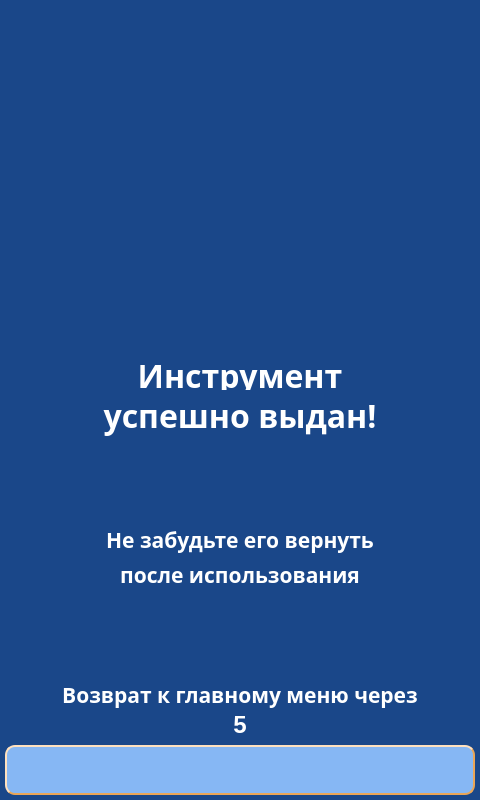
This is client/GUI/ui/screen_11_tool_issued.ui in komrade2801/AutoSklad as Qt 5 draws it before an edit. The edited form follows.
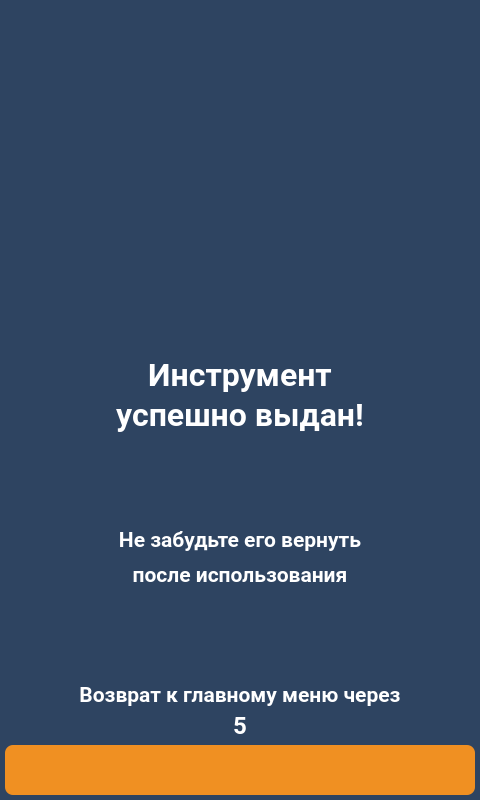
This is the edited form. Icons and pictures are not drawn.

Commit message: changed client UI style

Diff of the .ui file:
```diff
--- a/client/GUI/ui/screen_11_tool_issued.ui
+++ b/client/GUI/ui/screen_11_tool_issued.ui
@@ -14,7 +14,36 @@
    <string>screen_11_tool_issued</string>
   </property>
   <property name="styleSheet">
-   <string notr="true">background-color: #1A4789;</string>
+   <string notr="true">QWidget{
+	background-color: #2e4461;
+}
+QLabel {
+	background: none;
+	color: #FFFFFF;
+	border-width: 0px;
+	border-radius: 0px;
+	font-family: &quot;Roboto&quot;, Sans-serif;
+}
+#background {
+	color: #FFFFFF;
+	background-color: #2e4461;
+	border-width: 2px;
+	border-style: groove;
+	border-color: #ff9923;
+	border-radius: 0px;
+	font-family: &quot;Roboto&quot;, Sans-serif;
+}
+QPushButton {
+	color: #FFFFFF;
+	background-color: #f09022;
+	border-width: 0px;
+	border-style: outset;
+	border-color: #EAA657;
+	border-radius: 8px;
+	font-weight: 600;
+    font-size: 25px;
+	font-family: &quot;Roboto&quot;, Sans-serif;
+}</string>
   </property>
   <widget class="QLabel" name="lbl_info_1">
    <property name="geometry">
@@ -226,15 +255,12 @@
    </property>
    <property name="font">
     <font>
-     <family>Arial Black</family>
+     <family>Roboto</family>
      <pointsize>24</pointsize>
      <weight>75</weight>
      <bold>true</bold>
     </font>
    </property>
-   <property name="styleSheet">
-    <string notr="true">color: #FFFFFF;</string>
-   </property>
    <property name="text">
     <string>Инструмент</string>
    </property>
@@ -452,15 +478,12 @@
    </property>
    <property name="font">
     <font>
-     <family>Arial Black</family>
+     <family>Roboto</family>
      <pointsize>16</pointsize>
      <weight>75</weight>
      <bold>true</bold>
     </font>
    </property>
-   <property name="styleSheet">
-    <string notr="true">color: #FFFFFF;</string>
-   </property>
    <property name="text">
     <string>после использования</string>
    </property>
@@ -678,14 +701,12 @@
    </property>
    <property name="font">
     <font>
+     <family>Roboto</family>
      <pointsize>18</pointsize>
      <weight>75</weight>
      <bold>true</bold>
     </font>
    </property>
-   <property name="styleSheet">
-    <string notr="true">color: #FFFFFF;</string>
-   </property>
    <property name="text">
     <string>5</string>
    </property>
@@ -903,15 +924,12 @@
    </property>
    <property name="font">
     <font>
-     <family>Arial Black</family>
+     <family>Roboto</family>
      <pointsize>16</pointsize>
      <weight>75</weight>
      <bold>true</bold>
     </font>
    </property>
-   <property name="styleSheet">
-    <string notr="true">color: #FFFFFF;</string>
-   </property>
    <property name="text">
     <string>Не забудьте его вернуть</string>
    </property>
@@ -1129,15 +1147,12 @@
    </property>
    <property name="font">
     <font>
-     <family>Arial Black</family>
+     <family>Roboto</family>
      <pointsize>24</pointsize>
      <weight>75</weight>
      <bold>true</bold>
     </font>
    </property>
-   <property name="styleSheet">
-    <string notr="true">color: #FFFFFF;</string>
-   </property>
    <property name="text">
     <string>успешно выдан!</string>
    </property>
@@ -1160,63 +1175,63 @@
       <colorrole role="WindowText">
        <brush brushstyle="SolidPattern">
         <color alpha="255">
-         <red>0</red>
-         <green>0</green>
-         <blue>0</blue>
+         <red>255</red>
+         <green>255</green>
+         <blue>255</blue>
         </color>
        </brush>
       </colorrole>
       <colorrole role="Button">
        <brush brushstyle="SolidPattern">
         <color alpha="255">
-         <red>134</red>
-         <green>183</green>
-         <blue>244</blue>
+         <red>240</red>
+         <green>144</green>
+         <blue>34</blue>
         </color>
        </brush>
       </colorrole>
       <colorrole role="Text">
        <brush brushstyle="SolidPattern">
         <color alpha="255">
-         <red>0</red>
-         <green>0</green>
-         <blue>0</blue>
+         <red>255</red>
+         <green>255</green>
+         <blue>255</blue>
         </color>
        </brush>
       </colorrole>
       <colorrole role="ButtonText">
        <brush brushstyle="SolidPattern">
         <color alpha="255">
-         <red>0</red>
-         <green>0</green>
-         <blue>0</blue>
+         <red>255</red>
+         <green>255</green>
+         <blue>255</blue>
         </color>
        </brush>
       </colorrole>
       <colorrole role="Base">
        <brush brushstyle="SolidPattern">
         <color alpha="255">
-         <red>134</red>
-         <green>183</green>
-         <blue>244</blue>
+         <red>240</red>
+         <green>144</green>
+         <blue>34</blue>
         </color>
        </brush>
       </colorrole>
       <colorrole role="Window">
        <brush brushstyle="SolidPattern">
         <color alpha="255">
-         <red>134</red>
-         <green>183</green>
-         <blue>244</blue>
+         <red>240</red>
+         <green>144</green>
+         <blue>34</blue>
         </color>
        </brush>
       </colorrole>
       <colorrole role="PlaceholderText">
        <brush brushstyle="NoBrush">
         <color alpha="128">
-         <red>0</red>
-         <green>0</green>
-         <blue>0</blue>
+         <red>255</red>
+         <green>255</green>
+         <blue>255</blue>
         </color>
        </brush>
       </colorrole>
@@ -1225,63 +1240,63 @@
       <colorrole role="WindowText">
        <brush brushstyle="SolidPattern">
         <color alpha="255">
-         <red>0</red>
-         <green>0</green>
-         <blue>0</blue>
+         <red>255</red>
+         <green>255</green>
+         <blue>255</blue>
         </color>
        </brush>
       </colorrole>
       <colorrole role="Button">
        <brush brushstyle="SolidPattern">
         <color alpha="255">
-         <red>134</red>
-         <green>183</green>
-         <blue>244</blue>
+         <red>240</red>
+         <green>144</green>
+         <blue>34</blue>
         </color>
        </brush>
       </colorrole>
       <colorrole role="Text">
        <brush brushstyle="SolidPattern">
         <color alpha="255">
-         <red>0</red>
-         <green>0</green>
-         <blue>0</blue>
+         <red>255</red>
+         <green>255</green>
+         <blue>255</blue>
         </color>
        </brush>
       </colorrole>
       <colorrole role="ButtonText">
        <brush brushstyle="SolidPattern">
         <color alpha="255">
-         <red>0</red>
-         <green>0</green>
-         <blue>0</blue>
+         <red>255</red>
+         <green>255</green>
+         <blue>255</blue>
         </color>
        </brush>
       </colorrole>
       <colorrole role="Base">
        <brush brushstyle="SolidPattern">
         <color alpha="255">
-         <red>134</red>
-         <green>183</green>
-         <blue>244</blue>
+         <red>240</red>
+         <green>144</green>
+         <blue>34</blue>
         </color>
        </brush>
       </colorrole>
       <colorrole role="Window">
        <brush brushstyle="SolidPattern">
         <color alpha="255">
-         <red>134</red>
-         <green>183</green>
-         <blue>244</blue>
+         <red>240</red>
+         <green>144</green>
+         <blue>34</blue>
         </color>
        </brush>
       </colorrole>
       <colorrole role="PlaceholderText">
        <brush brushstyle="NoBrush">
         <color alpha="128">
-         <red>0</red>
-         <green>0</green>
-         <blue>0</blue>
+         <red>255</red>
+         <green>255</green>
+         <blue>255</blue>
         </color>
        </brush>
       </colorrole>
@@ -1290,63 +1305,63 @@
       <colorrole role="WindowText">
        <brush brushstyle="SolidPattern">
         <color alpha="255">
-         <red>0</red>
-         <green>0</green>
-         <blue>0</blue>
+         <red>255</red>
+         <green>255</green>
+         <blue>255</blue>
         </color>
        </brush>
       </colorrole>
       <colorrole role="Button">
        <brush brushstyle="SolidPattern">
         <color alpha="255">
-         <red>134</red>
-         <green>183</green>
-         <blue>244</blue>
+         <red>240</red>
+         <green>144</green>
+         <blue>34</blue>
         </color>
        </brush>
       </colorrole>
       <colorrole role="Text">
        <brush brushstyle="SolidPattern">
         <color alpha="255">
-         <red>0</red>
-         <green>0</green>
-         <blue>0</blue>
+         <red>255</red>
+         <green>255</green>
+         <blue>255</blue>
         </color>
        </brush>
       </colorrole>
       <colorrole role="ButtonText">
        <brush brushstyle="SolidPattern">
         <color alpha="255">
-         <red>0</red>
-         <green>0</green>
-         <blue>0</blue>
+         <red>255</red>
+         <green>255</green>
+         <blue>255</blue>
         </color>
        </brush>
       </colorrole>
       <colorrole role="Base">
        <brush brushstyle="SolidPattern">
         <color alpha="255">
-         <red>134</red>
-         <green>183</green>
-         <blue>244</blue>
+         <red>240</red>
+         <green>144</green>
+         <blue>34</blue>
         </color>
        </brush>
       </colorrole>
       <colorrole role="Window">
        <brush brushstyle="SolidPattern">
         <color alpha="255">
-         <red>134</red>
-         <green>183</green>
-         <blue>244</blue>
+         <red>240</red>
+         <green>144</green>
+         <blue>34</blue>
         </color>
        </brush>
       </colorrole>
       <colorrole role="PlaceholderText">
        <brush brushstyle="NoBrush">
         <color alpha="128">
-         <red>0</red>
-         <green>0</green>
-         <blue>0</blue>
+         <red>255</red>
+         <green>255</green>
+         <blue>255</blue>
         </color>
        </brush>
       </colorrole>
@@ -1355,7 +1370,8 @@
    </property>
    <property name="font">
     <font>
-     <pointsize>20</pointsize>
+     <family>Roboto</family>
+     <pointsize>-1</pointsize>
      <weight>75</weight>
      <bold>true</bold>
     </font>
@@ -1366,14 +1382,6 @@
    <property name="layoutDirection">
     <enum>Qt::LeftToRight</enum>
    </property>
-   <property name="styleSheet">
-    <string notr="true">color: #000000;
-background-color: #86B7F4;
-border-width: 2px;
-border-style: outset;
-border-color: #EAA657;
-border-radius: 10px;</string>
-   </property>
    <property name="text">
     <string/>
    </property>
@@ -1397,9 +1405,6 @@
      <height>200</height>
     </rect>
    </property>
-   <property name="styleSheet">
-    <string notr="true">background-color: qlineargradient(spread:pad, x1:0, y1:0, x2:1, y2:0, stop:0 rgba(0, 0, 0, 0), stop:1 rgba(255, 255, 255, 0));</string>
-   </property>
    <property name="text">
     <string/>
    </property>
@@ -1620,15 +1625,12 @@
    </property>
    <property name="font">
     <font>
-     <family>Dubai</family>
+     <family>Roboto</family>
      <pointsize>16</pointsize>
      <weight>75</weight>
      <bold>true</bold>
     </font>
    </property>
-   <property name="styleSheet">
-    <string notr="true">color: #FFFFFF;</string>
-   </property>
    <property name="text">
     <string>Возврат к главному меню через</string>
    </property>
```
Left out of the diff: 2 changed lines with no effect on the pictures. The commit also changes 144 other files.
